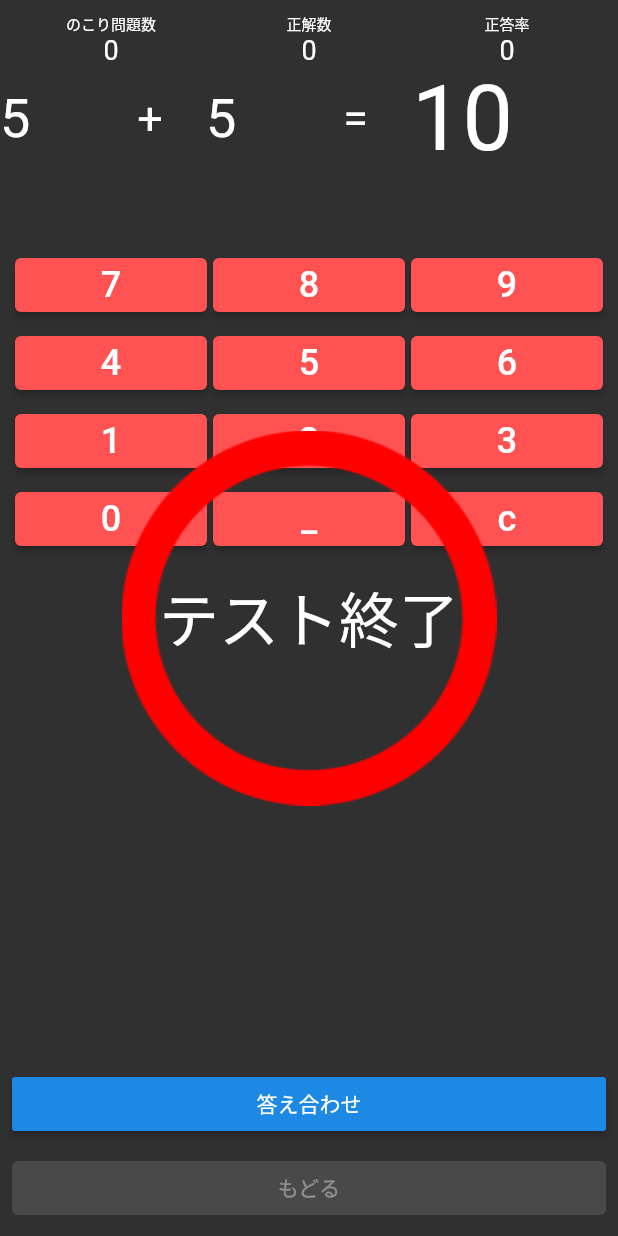
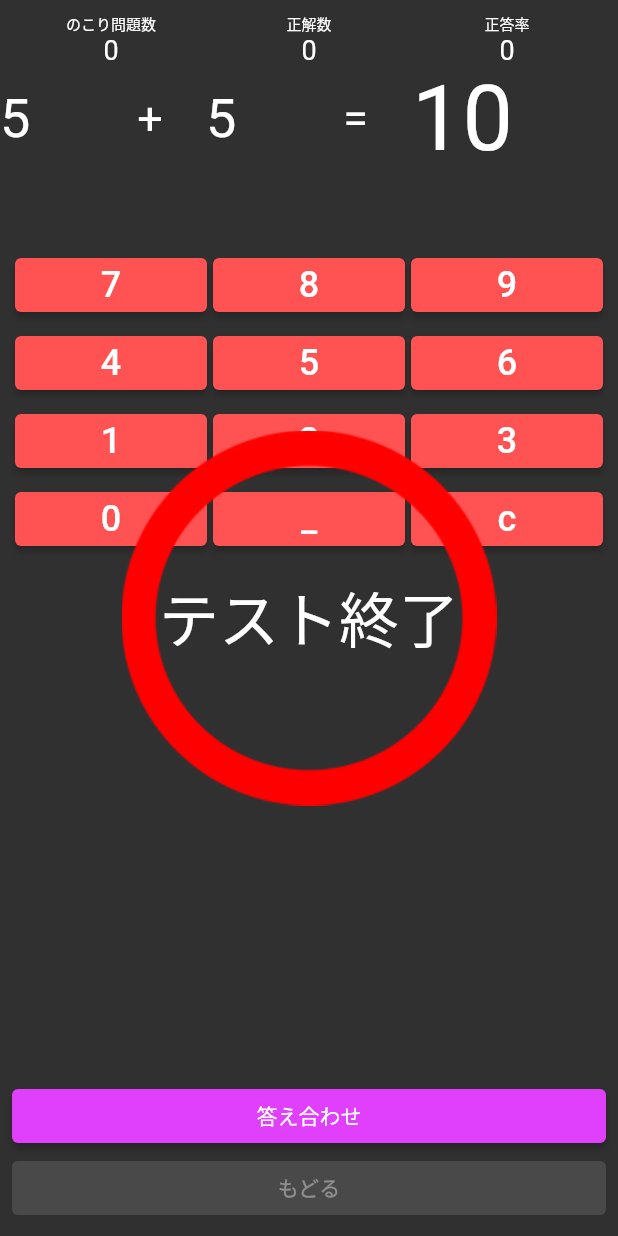
Before and after one commit to WatanabeKazue/flutter_noutoreapuri, a Flutter app: the TestScreen screen opened directly, on a phone screen of 412 x 824 dp. Run offline on Flutter 3.47's test engine with Material 2 defaults, Android fonts, the phone set to English and light mode, and no system bars; missing offline and left inert: soundpool; statements that could not run were skipped.

```diff
--- a/lib/screens/test_screen.dart
+++ b/lib/screens/test_screen.dart
@@ -208,14 +208,14 @@ class _TestScreenState extends State<TestScreen> {
 //TODO 答え合わせボタン
   Widget _answerCheckButton() {
     return Padding(
-      padding: const EdgeInsets.all(8.0),
+      padding: const EdgeInsets.only(left: 8.0, right: 8.0),
       child: SizedBox(
         width: double.infinity,
-        child: RaisedButton(
+        child: ElevatedButton(
+          style: ElevatedButton.styleFrom(primary: Colors.purpleAccent),
+          color: Colors.black,
           onPressed: () => null, //print(numString),
-          child: Text(
-            "答え合わせ",
-            style: TextStyle(fontSize: 14.0),
+          child: Text("答え合わせ", style: TextStyle(fontSize: 14.0),
           ),
         ),
       ),
```
